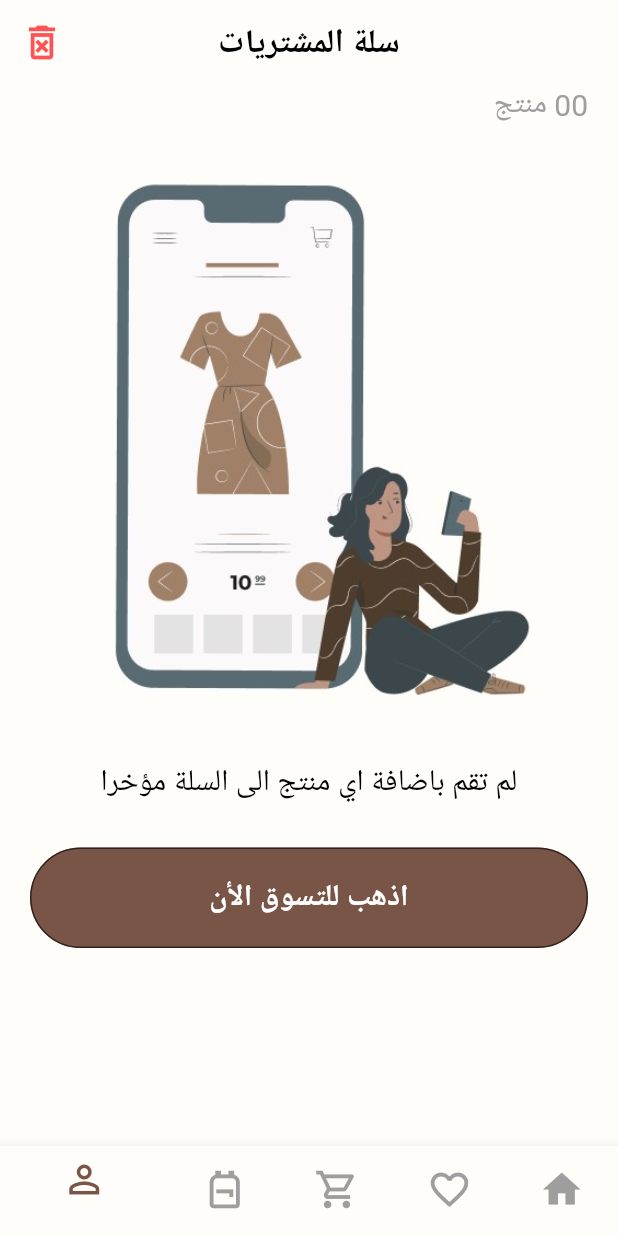
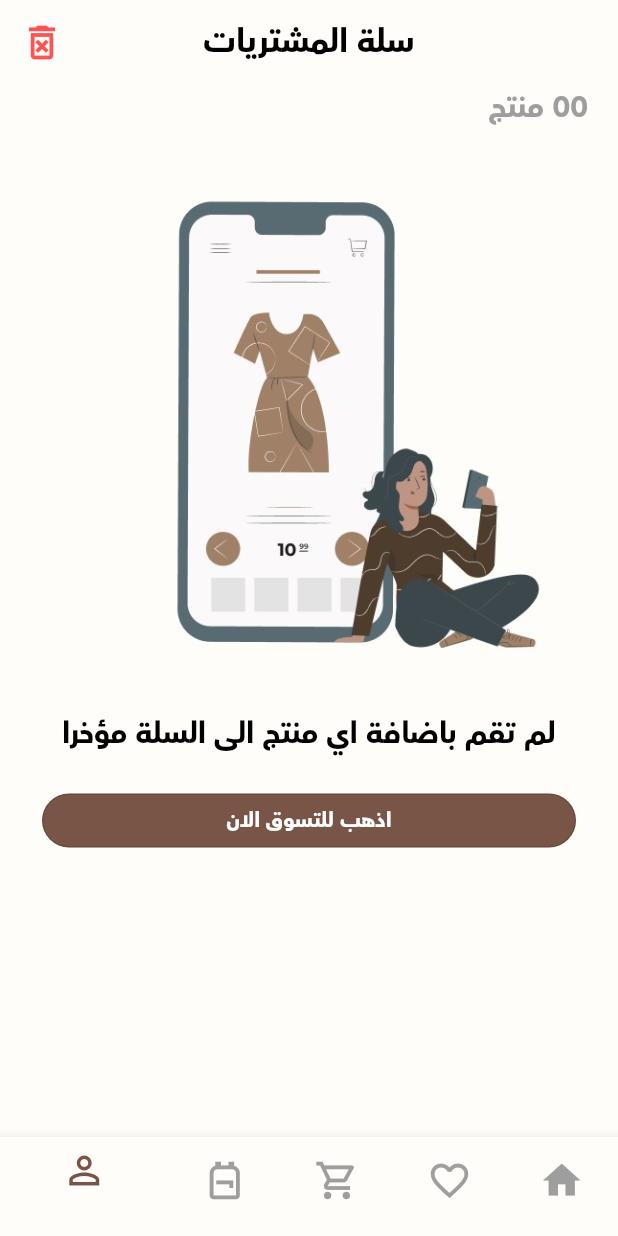
Before and after one commit to naghamarafat/flutter_exercise, a Flutter app: the CartPage screen opened directly, on a phone screen of 412 x 824 dp. Run offline on Flutter 3.47's test engine with Material 2 defaults, Android fonts, the phone set to English and light mode, and no system bars.

Commit message:
exercise3

```diff
--- a/lib/cart.dart
+++ b/lib/cart.dart
@@ -30,8 +30,11 @@ class _CartPageState extends State<CartPage> {
        padding: EdgeInsets.only(left: 20,right: 20),
        children: [
          Text("00 منتج" , style: TextStyle(fontSize: 20,color: Colors.grey ,),textDirection: TextDirection.rtl,),
-         SizedBox(height: 10,),
-         Image(image: AssetImage("images/img_1.png"), width: 300,height: 400, ),
+         SizedBox(height: 20,),
+         Padding(
+           padding: const EdgeInsets.only(left: 50),
+           child: Image(image: AssetImage("images/img_1.png"), width: 400,height: 350, ),
+         ),
          SizedBox(height: 15,),
          Column(
            mainAxisAlignment: MainAxisAlignment.center,
@@ -43,23 +46,39 @@ class _CartPageState extends State<CartPage> {
              ),),
            ],
          ),
-         SizedBox(height: 30,),
-         Column(
-           children: [
-             TextField(
-               textAlign: TextAlign.center,
-               decoration: InputDecoration(
-                   fillColor: Colors.brown,
-                   filled: true,
-                   hintText: 'اذهب للتسوق الأن',
-                   hintStyle: TextStyle(color: Colors.white , fontSize: 20,fontWeight: FontWeight.bold),
-                   border: OutlineInputBorder(
-                       borderRadius: BorderRadius.circular(50),
-                       borderSide: BorderSide(color: Colors.brown,style: BorderStyle.solid)
-                   )
-               ),
-             ),
-           ],
+         SizedBox(height: 10,),
+         // Column(
+         //   children: [
+         //     // TextField(
+         //     //   textAlign: TextAlign.center,
+         //     //   decoration: InputDecoration(
+         //     //       fillColor: Colors.brown,
+         //     //       filled: true,
+         //     //       hintText: 'اذهب للتسوق الأن',
+         //     //       hintStyle: TextStyle(color: Colors.white , fontSize: 20,fontWeight: FontWeight.bold),
+         //     //       border: OutlineInputBorder(
+         //     //           borderRadius: BorderRadius.circular(50),
+         //     //           borderSide: BorderSide(color: Colors.brown,style: BorderStyle.solid)
+         //     //       )
+         //     //   ),
+         //     // ),
+         //     OutlinedButton.styleFrom()
+         //   ],
+         // ),
+         Padding(
+           padding:  EdgeInsets.all(8.0),
+           child: OutlinedButton(onPressed: (){},
+               child: Text(" اذهب للتسوق الان ",style: TextStyle(
+                 color: Colors.white,
+                 fontFamily: "avenir" ,
+               ),),style:
+               OutlinedButton.styleFrom(
+                 backgroundColor: Colors.brown ,
+                 padding:  EdgeInsets.fromLTRB(50,5,50,5) ,
+                 shape: RoundedRectangleBorder(
+                     borderRadius: BorderRadius.circular(20)
+                 ),
+               )),
          ),
        ],
      ),
--- a/lib/main.dart
+++ b/lib/main.dart
@@ -18,12 +18,13 @@ class MyApp extends StatelessWidget {
       title: 'Flutter Demo',
       theme: ThemeData(
         primarySwatch: Colors.blue,
+        fontFamily: "avenir"
       ),
       home:
-        Cart2Page()
-     //CartPage()
-      //OrderPage(),
-     // HomePage(),
+       // Cart2Page()
+     CartPage()
+     // OrderPage(),
+      //HomePage(),
     );
   }
 }
--- a/lib/order.dart
+++ b/lib/order.dart
@@ -80,7 +80,7 @@ class _OrderPageState extends State<OrderPage> {
                             children: [
                               Text("+" , style: TextStyle(fontSize: 25,backgroundColor: Colors.brown,color: Colors.white),),
                               Text("1" , style: TextStyle(fontSize: 20,color: Colors.black , fontWeight: FontWeight.bold),),
-                              Text("-" , style: TextStyle(fontSize: 25,backgroundColor: Colors.orange[100],color: Colors.white),),
+                              Text("--" , style: TextStyle(fontSize: 25,backgroundColor: Colors.orange[100],color: Colors.white),),
                             ],
                           ),
                         ],
@@ -118,7 +118,7 @@ class _OrderPageState extends State<OrderPage> {
                             children: [
                               Text("+" , style: TextStyle(fontSize: 25,backgroundColor: Colors.brown,color: Colors.white),),
                               Text("1" , style: TextStyle(fontSize: 20,color: Colors.black , fontWeight: FontWeight.bold),),
-                              Text("-" , style: TextStyle(fontSize: 25,backgroundColor: Colors.orange[100],color: Colors.white),),
+                              Text("--" , style: TextStyle(fontSize: 25,backgroundColor: Colors.orange[100],color: Colors.white),),
                             ],
                           ),
                         ],
--- a/pubspec.yaml
+++ b/pubspec.yaml
@@ -62,6 +62,10 @@ flutter:
   assets:
      - images/
   #   - images/a_dot_ham.jpeg
+  fonts:
+   - family: avenir
+     fonts:
+       - asset: fonts/avenir.ttf
 
   # An image asset can refer to one or more resolution-specific "variants", see
   # https://flutter.dev/assets-and-images/#resolution-aware
```
Also changed, not shown: fonts/avenir.ttf (added).
